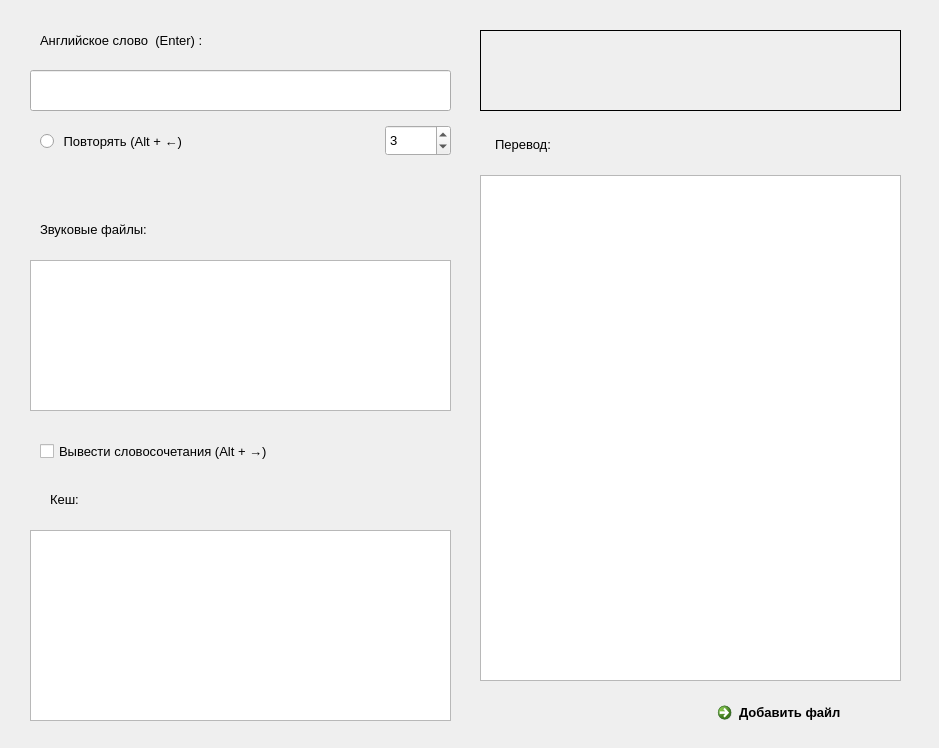
The window that Form.ui (alsav22/Translate4_3) describes before a commit, drawn with Qt 5.
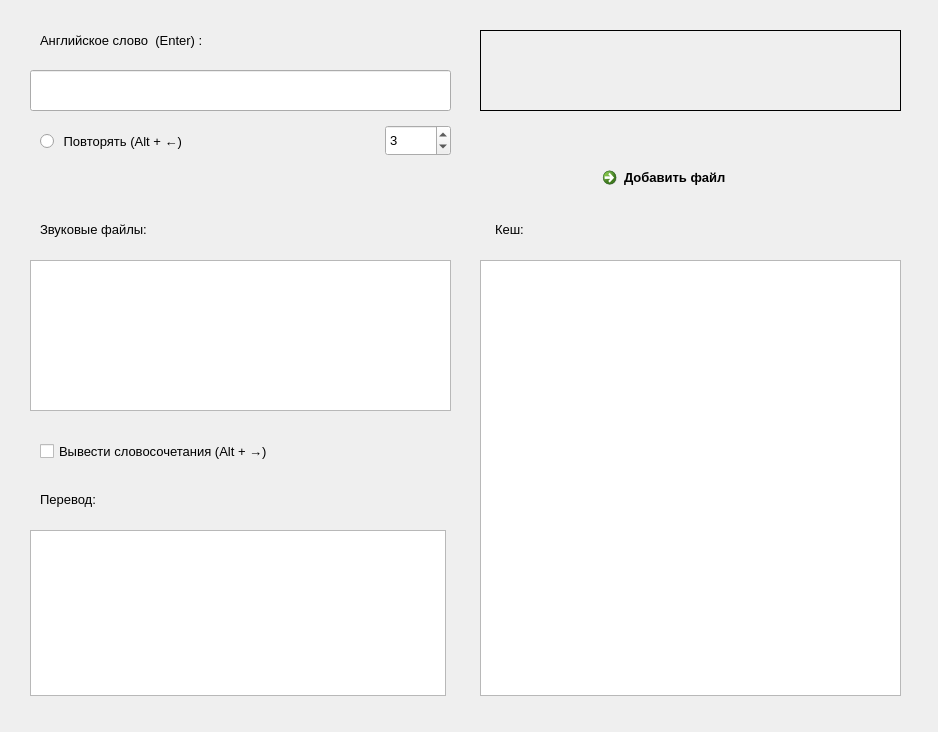
The same window after the commit. Custom widgets are drawn as their Qt base class.

Commit message: перевод снизу

```diff
--- a/Form.ui
+++ b/Form.ui
@@ -6,8 +6,8 @@
    <rect>
     <x>0</x>
     <y>0</y>
-    <width>939</width>
-    <height>748</height>
+    <width>938</width>
+    <height>732</height>
    </rect>
   </property>
   <property name="font">
@@ -122,8 +122,8 @@
   <widget class="QCommandLinkButton" name="commandLinkButton">
    <property name="geometry">
     <rect>
-     <x>710</x>
-     <y>695</y>
+     <x>595</x>
+     <y>160</y>
      <width>191</width>
      <height>42</height>
     </rect>
@@ -245,10 +245,10 @@
   <widget class="QListWidget" name="cacheWord">
    <property name="geometry">
     <rect>
-     <x>30</x>
-     <y>530</y>
+     <x>480</x>
+     <y>260</y>
      <width>421</width>
-     <height>191</height>
+     <height>436</height>
     </rect>
    </property>
    <property name="font">
@@ -291,8 +291,8 @@
   <widget class="QLabel" name="label">
    <property name="geometry">
     <rect>
-     <x>50</x>
-     <y>490</y>
+     <x>495</x>
+     <y>220</y>
      <width>66</width>
      <height>19</height>
     </rect>
@@ -301,26 +301,11 @@
     <string>Кеш:</string>
    </property>
   </widget>
-  <widget class="QTextEdit" name="textEdit">
-   <property name="geometry">
-    <rect>
-     <x>480</x>
-     <y>175</y>
-     <width>421</width>
-     <height>506</height>
-    </rect>
-   </property>
-   <property name="font">
-    <font>
-     <pointsize>11</pointsize>
-    </font>
-   </property>
-  </widget>
   <widget class="QLabel" name="label_2">
    <property name="geometry">
     <rect>
-     <x>495</x>
-     <y>135</y>
+     <x>40</x>
+     <y>490</y>
      <width>101</width>
      <height>19</height>
     </rect>
@@ -329,6 +314,16 @@
     <string>Перевод:</string>
    </property>
   </widget>
+  <widget class="QTextEdit" name="textEdit">
+   <property name="geometry">
+    <rect>
+     <x>30</x>
+     <y>530</y>
+     <width>416</width>
+     <height>166</height>
+    </rect>
+   </property>
+  </widget>
  </widget>
  <customwidgets>
   <customwidget>
```
The commit also changes 1 other file.
